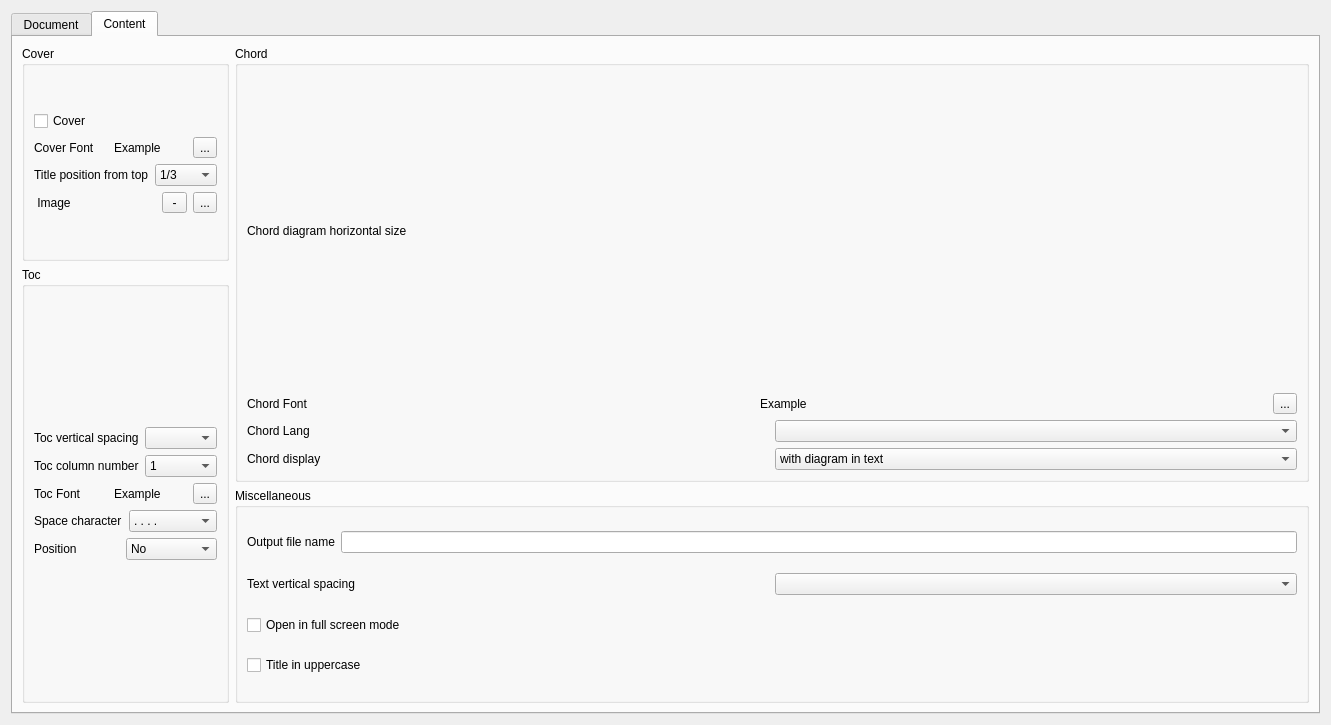
First picture: the form in ui/formconfig.ui, repository jpcima/chordv, before the edit.
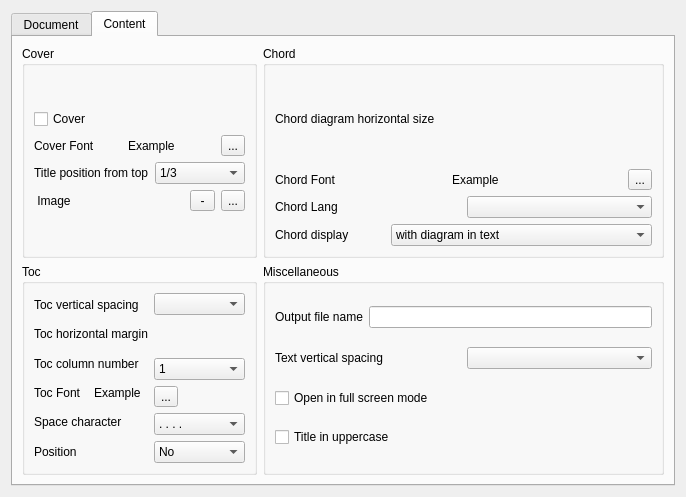
Second picture: the form after the edit. The open tabs and pages were chosen to show the change. Custom widgets are drawn as their Qt base class.

```diff
--- a/ui/formconfig.ui
+++ b/ui/formconfig.ui
@@ -6,8 +6,8 @@
    <rect>
     <x>0</x>
     <y>0</y>
-    <width>1331</width>
-    <height>725</height>
+    <width>686</width>
+    <height>497</height>
    </rect>
   </property>
   <property name="windowTitle">
@@ -470,10 +470,12 @@
       <attribute name="title">
        <string>Content</string>
       </attribute>
-      <layout class="QVBoxLayout" name="verticalLayout_13">
+      <layout class="QVBoxLayout" name="verticalLayout_23">
        <item>
-        <layout class="QGridLayout" name="gridLayout_2">
-         <item row="0" column="0">
+        <layout class="QHBoxLayout" name="horizontalLayout_25">
+         <item>
+          <layout class="QVBoxLayout" name="verticalLayout_21">
+           <item>
           <widget class="QGroupBox" name="groupBoxCover">
            <property name="title">
             <string>Cover</string>
@@ -580,7 +582,155 @@
            </layout>
           </widget>
          </item>
-         <item row="0" column="1" rowspan="2">
+           <item>
+            <widget class="QGroupBox" name="groupBoxToc">
+             <property name="title">
+              <string>Toc</string>
+             </property>
+             <layout class="QVBoxLayout" name="verticalLayout_13">
+              <item>
+               <layout class="QHBoxLayout" name="horizontalLayout_24">
+                <item>
+                 <layout class="QVBoxLayout" name="verticalLayout_5">
+                  <item>
+                   <widget class="QLabel" name="labelTocVerticalSpacing">
+                    <property name="text">
+                     <string>Toc vertical spacing</string>
+                    </property>
+                   </widget>
+                  </item>
+                  <item>
+                   <widget class="QLabel" name="labelTocMargin">
+                    <property name="text">
+                     <string>Toc horizontal margin</string>
+                    </property>
+                   </widget>
+                  </item>
+                  <item>
+                   <widget class="QLabel" name="labelTocColumn">
+                    <property name="text">
+                     <string>Toc column number</string>
+                    </property>
+                   </widget>
+                  </item>
+                  <item>
+                   <layout class="QHBoxLayout" name="horizontalLayout_12">
+                    <item>
+                     <widget class="QLabel" name="labelTocFont">
+                      <property name="text">
+                       <string>Toc Font</string>
+                      </property>
+                     </widget>
+                    </item>
+                    <item>
+                     <widget class="ExampleLabel" name="labelTocFontExample">
+                      <property name="text">
+                       <string>Example</string>
+                      </property>
+                     </widget>
+                    </item>
+                   </layout>
+                  </item>
+                  <item>
+                   <widget class="QLabel" name="labelTocSpaceCharacter">
+                    <property name="text">
+                     <string>Space character</string>
+                    </property>
+                   </widget>
+                  </item>
+                  <item>
+                   <widget class="QLabel" name="label">
+                    <property name="text">
+                     <string>Position </string>
+                    </property>
+                   </widget>
+                  </item>
+                 </layout>
+                </item>
+                <item>
+                 <layout class="QVBoxLayout" name="verticalLayout_7">
+                  <item>
+                   <widget class="VerticalSpacing" name="comboBoxTocVerticalSpacing"/>
+                  </item>
+                  <item>
+                   <widget class="SpinBoxUnit" name="spuTocHorizontalMargin" native="true"/>
+                  </item>
+                  <item>
+                   <widget class="QComboBox" name="comboBoxTocColumnNumber">
+                    <item>
+                     <property name="text">
+                      <string>1</string>
+                     </property>
+                    </item>
+                    <item>
+                     <property name="text">
+                      <string>2</string>
+                     </property>
+                    </item>
+                    <item>
+                     <property name="text">
+                      <string>3</string>
+                     </property>
+                    </item>
+                   </widget>
+                  </item>
+                  <item>
+                   <widget class="FontButton" name="toolButtonTocFont">
+                    <property name="text">
+                     <string>...</string>
+                    </property>
+                   </widget>
+                  </item>
+                  <item>
+                   <widget class="QComboBox" name="comboBoxTocSpaceCharacter">
+                    <item>
+                     <property name="text">
+                      <string>. . . .</string>
+                     </property>
+                    </item>
+                    <item>
+                     <property name="text">
+                      <string>- - - -</string>
+                     </property>
+                    </item>
+                    <item>
+                     <property name="text">
+                      <string/>
+                     </property>
+                    </item>
+                   </widget>
+                  </item>
+                  <item>
+                   <widget class="QComboBox" name="comboBoxTocPosition">
+                    <item>
+                     <property name="text">
+                      <string>No</string>
+                     </property>
+                    </item>
+                    <item>
+                     <property name="text">
+                      <string>At begining</string>
+                     </property>
+                    </item>
+                    <item>
+                     <property name="text">
+                      <string>At end</string>
+                     </property>
+                    </item>
+                   </widget>
+                  </item>
+                 </layout>
+                </item>
+               </layout>
+              </item>
+             </layout>
+            </widget>
+           </item>
+          </layout>
+         </item>
+         <item>
+          <layout class="QVBoxLayout" name="verticalLayout_22">
+           <item>
           <widget class="QGroupBox" name="groupBoxChord">
            <property name="title">
             <string>Chord</string>
@@ -680,149 +830,7 @@
            </layout>
           </widget>
          </item>
-         <item row="1" column="0" rowspan="2">
-          <widget class="QGroupBox" name="groupBoxToc">
-           <property name="title">
-            <string>Toc</string>
-           </property>
-           <layout class="QVBoxLayout" name="verticalLayout_7">
             <item>
-             <layout class="QVBoxLayout" name="verticalLayout_5">
-              <item>
-               <layout class="QHBoxLayout" name="horizontalLayout_24">
-                <item>
-                 <widget class="QLabel" name="labelTocVerticalSpacing">
-                  <property name="text">
-                   <string>Toc vertical spacing</string>
-                  </property>
-                 </widget>
-                </item>
-                <item>
-                 <widget class="VerticalSpacing" name="comboBoxTocVerticalSpacing"/>
-                </item>
-               </layout>
-              </item>
-              <item>
-               <layout class="QHBoxLayout" name="horizontalLayout_31">
-                <item>
-                 <widget class="QLabel" name="labelTocColumn">
-                  <property name="text">
-                   <string>Toc column number</string>
-                  </property>
-                 </widget>
-                </item>
-                <item>
-                 <widget class="QComboBox" name="comboBoxTocColumnNumber">
-                  <item>
-                   <property name="text">
-                    <string>1</string>
-                   </property>
-                  </item>
-                  <item>
-                   <property name="text">
-                    <string>2</string>
-                   </property>
-                  </item>
-                  <item>
-                   <property name="text">
-                    <string>3</string>
-                   </property>
-                  </item>
-                 </widget>
-                </item>
-               </layout>
-              </item>
-              <item>
-               <layout class="QHBoxLayout" name="horizontalLayout_36">
-                <item>
-                 <widget class="QLabel" name="labelTocFont">
-                  <property name="text">
-                   <string>Toc Font</string>
-                  </property>
-                 </widget>
-                </item>
-                <item>
-                 <widget class="ExampleLabel" name="labelTocFontExample">
-                  <property name="text">
-                   <string>Example</string>
-                  </property>
-                 </widget>
-                </item>
-                <item>
-                 <widget class="FontButton" name="toolButtonTocFont">
-                  <property name="text">
-                   <string>...</string>
-                  </property>
-                 </widget>
-                </item>
-               </layout>
-              </item>
-              <item>
-               <layout class="QHBoxLayout" name="horizontalLayout_32">
-                <item>
-                 <widget class="QLabel" name="labelTocSpaceCharacter">
-                  <property name="text">
-                   <string>Space character</string>
-                  </property>
-                 </widget>
-                </item>
-                <item>
-                 <widget class="QComboBox" name="comboBoxTocSpaceCharacter">
-                  <item>
-                   <property name="text">
-                    <string>. . . .</string>
-                   </property>
-                  </item>
-                  <item>
-                   <property name="text">
-                    <string>- - - -</string>
-                   </property>
-                  </item>
-                  <item>
-                   <property name="text">
-                    <string/>
-                   </property>
-                  </item>
-                 </widget>
-                </item>
-               </layout>
-              </item>
-              <item>
-               <layout class="QHBoxLayout" name="horizontalLayout_12">
-                <item>
-                 <widget class="QLabel" name="label">
-                  <property name="text">
-                   <string>Position </string>
-                  </property>
-                 </widget>
-                </item>
-                <item>
-                 <widget class="QComboBox" name="comboBoxTocPosition">
-                  <item>
-                   <property name="text">
-                    <string>No</string>
-                   </property>
-                  </item>
-                  <item>
-                   <property name="text">
-                    <string>At begining</string>
-                   </property>
-                  </item>
-                  <item>
-                   <property name="text">
-                    <string>At end</string>
-                   </property>
-                  </item>
-                 </widget>
-                </item>
-               </layout>
-              </item>
-             </layout>
-            </item>
-           </layout>
-          </widget>
-         </item>
-         <item row="2" column="1">
           <widget class="QGroupBox" name="groupBoxMiscellaneousContent">
            <property name="title">
             <string>Miscellaneous</string>
@@ -876,6 +884,8 @@
             </item>
            </layout>
           </widget>
+           </item>
+          </layout>
          </item>
         </layout>
        </item>
```
Left out of the diff: 2 changed lines with no effect on the pictures. Lines whose indentation alone changed are shown as unchanged.
